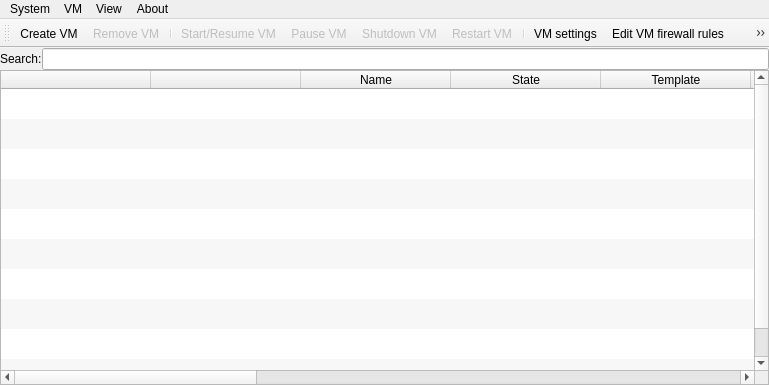
Old version of the form mainwindow.ui in the repository QubesOS/qubes-manager.
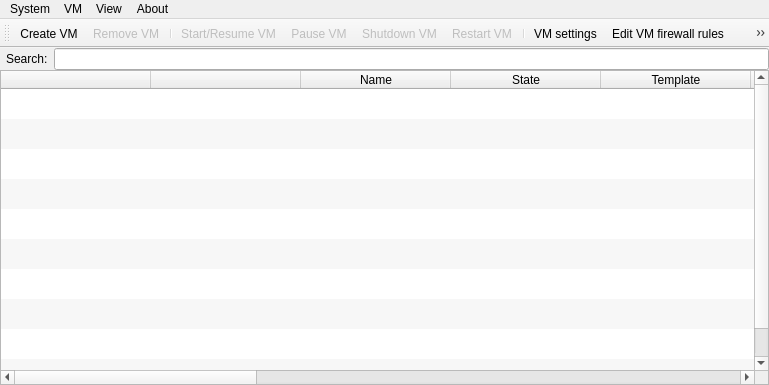
New version of the form. Icons and pictures are not drawn.

Commit message: Improve spacing around search label

What changed in the file:
```diff
--- a/mainwindow.ui
+++ b/mainwindow.ui
@@ -59,6 +59,12 @@
     </property>
     <item row="0" column="0">
      <layout class="QHBoxLayout" name="horizontalLayout">
+      <property name="spacing">
+       <number>6</number>
+      </property>
+      <property name="leftMargin">
+       <number>6</number>
+      </property>
       <item>
        <widget class="QLabel" name="label">
         <property name="text">
```
